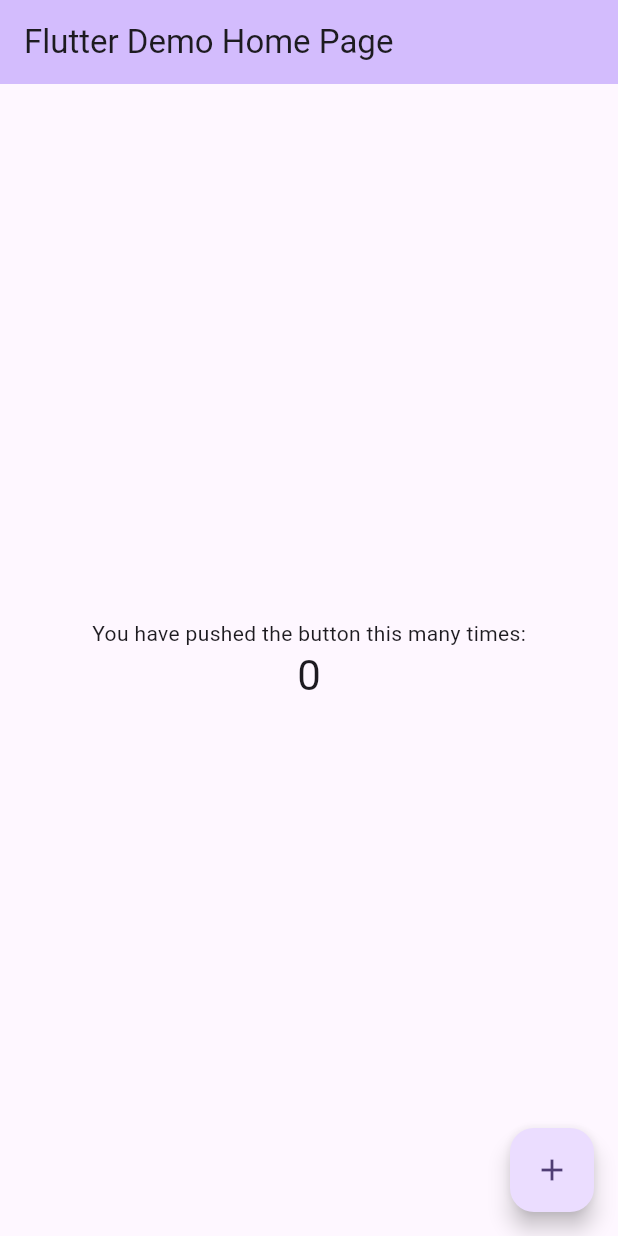
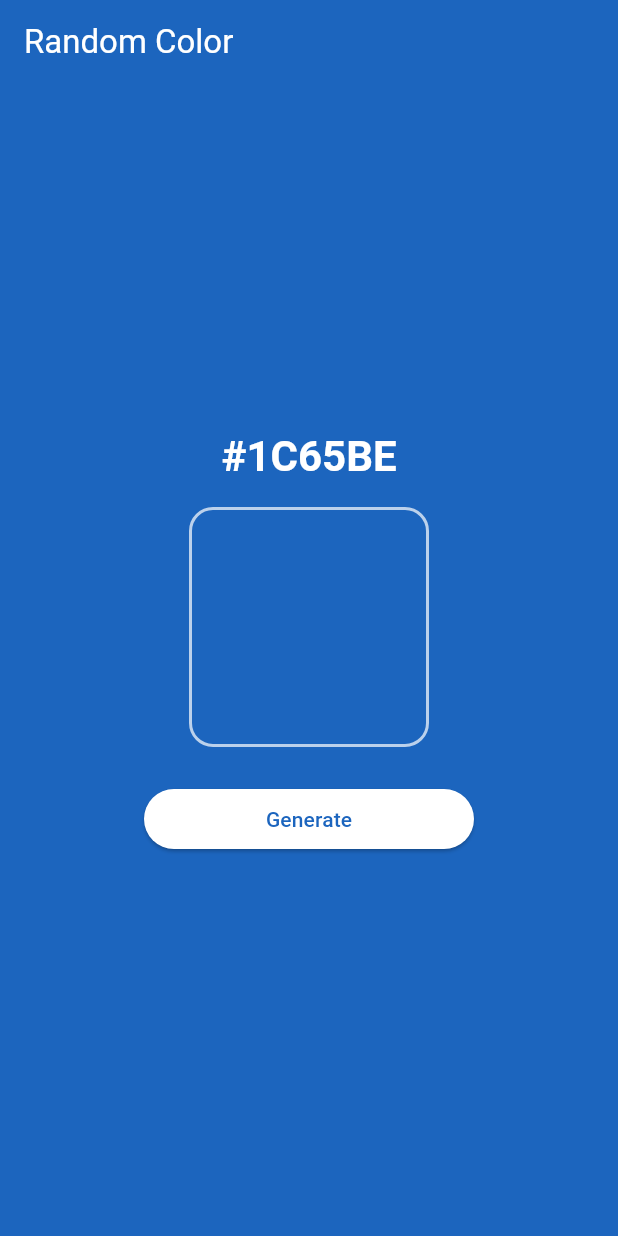
Before and after one commit to Sqooby/ColorChangedTask, a Flutter app: the screen it shows after launch, on a phone screen of 412 x 824 dp. Run offline on Flutter 3.47's test engine with Material 3 defaults, Android fonts, the phone set to English and light mode, and no system bars.

Commit message:
Add random color UI with Provider and widget split

```diff
--- a/lib/main.dart
+++ b/lib/main.dart
@@ -1,4 +1,10 @@
 import 'package:flutter/material.dart';
+import 'package:provider/provider.dart';
+
+import 'color/color_generator.dart';
+import 'strings/ui_strings.dart';
+import 'ui/color_screen.dart';
+import 'ui/state/color_controller.dart';
 
 void main() {
   runApp(const MyApp());
@@ -7,116 +13,20 @@ void main() {
 class MyApp extends StatelessWidget {
   const MyApp({super.key});
 
-  // This widget is the root of your application.
   @override
   Widget build(BuildContext context) {
     return MaterialApp(
-      title: 'Flutter Demo',
+      title: UiStrings.appName,
       theme: ThemeData(
-        // This is the theme of your application.
-        //
-        // TRY THIS: Try running your application with "flutter run". You'll see
-        // the application has a purple toolbar. Then, without quitting the app,
-        // try changing the seedColor in the colorScheme below to Colors.green
-        // and then invoke "hot reload" (save your changes or press the "hot
-        // reload" button in a Flutter-supported IDE, or press "r" if you used
-        // the command line to start the app).
-        //
-        // Notice that the counter didn't reset back to zero; the application
-        // state is not lost during the reload. To reset the state, use hot
-        // restart instead.
-        //
-        // This works for code too, not just values: Most code changes can be
-        // tested with just a hot reload.
         colorScheme: ColorScheme.fromSeed(seedColor: Colors.deepPurple),
+        useMaterial3: true,
       ),
-      home: const MyHomePage(title: 'Flutter Demo Home Page'),
+      home: ChangeNotifierProvider(
+        create: (_) => ColorController(
+          generator: RandomColorGenerator(),
+        ),
+        child: const ColorScreen(),
+      ),
     );
   }
 }
-
-class MyHomePage extends StatefulWidget {
-  const MyHomePage({super.key, required this.title});
-
-  // This widget is the home page of your application. It is stateful, meaning
-  // that it has a State object (defined below) that contains fields that affect
-  // how it looks.
-
-  // This class is the configuration for the state. It holds the values (in this
-  // case the title) provided by the parent (in this case the App widget) and
-  // used by the build method of the State. Fields in a Widget subclass are
-  // always marked "final".
-
-  final String title;
-
-  @override
-  State<MyHomePage> createState() => _MyHomePageState();
-}
-
-class _MyHomePageState extends State<MyHomePage> {
-  int _counter = 0;
-
-  void _incrementCounter() {
-    setState(() {
-      // This call to setState tells the Flutter framework that something has
-      // changed in this State, which causes it to rerun the build method below
-      // so that the display can reflect the updated values. If we changed
-      // _counter without calling setState(), then the build method would not be
-      // called again, and so nothing would appear to happen.
-      _counter++;
-    });
-  }
-
-  @override
-  Widget build(BuildContext context) {
-    // This method is rerun every time setState is called, for instance as done
-    // by the _incrementCounter method above.
-    //
-    // The Flutter framework has been optimized to make rerunning build methods
-    // fast, so that you can just rebuild anything that needs updating rather
-    // than having to individually change instances of widgets.
-    return Scaffold(
-      appBar: AppBar(
-        // TRY THIS: Try changing the color here to a specific color (to
-        // Colors.amber, perhaps?) and trigger a hot reload to see the AppBar
-        // change color while the other colors stay the same.
-        backgroundColor: Theme.of(context).colorScheme.inversePrimary,
-        // Here we take the value from the MyHomePage object that was created by
-        // the App.build method, and use it to set our appbar title.
-        title: Text(widget.title),
-      ),
-      body: Center(
-        // Center is a layout widget. It takes a single child and positions it
-        // in the middle of the parent.
-        child: Column(
-          // Column is also a layout widget. It takes a list of children and
-          // arranges them vertically. By default, it sizes itself to fit its
-          // children horizontally, and tries to be as tall as its parent.
-          //
-          // Column has various properties to control how it sizes itself and
-          // how it positions its children. Here we use mainAxisAlignment to
-          // center the children vertically; the main axis here is the vertical
-          // axis because Columns are vertical (the cross axis would be
-          // horizontal).
-          //
-          // TRY THIS: Invoke "debug painting" (choose the "Toggle Debug Paint"
-          // action in the IDE, or press "p" in the console), to see the
-          // wireframe for each widget.
-          mainAxisAlignment: MainAxisAlignment.center,
-          children: <Widget>[
-            const Text('You have pushed the button this many times:'),
-            Text(
-              '$_counter',
-              style: Theme.of(context).textTheme.headlineMedium,
-            ),
-          ],
-        ),
-      ),
-      floatingActionButton: FloatingActionButton(
-        onPressed: _incrementCounter,
-        tooltip: 'Increment',
-        child: const Icon(Icons.add),
-      ), // This trailing comma makes auto-formatting nicer for build methods.
-    );
-  }
-}
--- /dev/null
+++ b/lib/strings/ui_strings.dart
@@ -0,0 +1,8 @@
+/// User-visible copy for the app (single place, no scattered literals).
+abstract final class UiStrings {
+  UiStrings._();
+
+  static const appName = 'Random Color';
+
+  static const generateColor = 'Generate';
+}
--- /dev/null
+++ b/lib/ui/color_screen.dart
@@ -0,0 +1,30 @@
+import 'package:flutter/material.dart';
+import 'package:provider/provider.dart';
+
+import 'state/color_controller.dart';
+import 'widgets/random_color_app_bar.dart';
+import 'widgets/random_color_body.dart';
+
+class ColorScreen extends StatelessWidget {
+  const ColorScreen({super.key});
+
+  @override
+  Widget build(BuildContext context) {
+    final controller = context.watch<ColorController>();
+
+    final textColor = controller.textColor;
+    final topPadding = MediaQuery.of(context).padding.top + kToolbarHeight;
+
+    return Scaffold(
+      extendBodyBehindAppBar: true,
+      appBar: RandomColorAppBar(foregroundColor: textColor),
+      body: RandomColorBody(
+        backgroundColor: controller.color,
+        textColor: textColor,
+        hex: controller.hex,
+        topPadding: topPadding,
+        onGenerate: controller.generateNext,
+      ),
+    );
+  }
+}
--- /dev/null
+++ b/lib/ui/keys/color_screen_keys.dart
@@ -0,0 +1,7 @@
+import 'package:flutter/foundation.dart';
+
+abstract final class ColorScreenKeys {
+  ColorScreenKeys._();
+
+  static const generateButton = ValueKey<String>('color_screen_generate');
+}
--- /dev/null
+++ b/lib/ui/layout/color_screen_layout.dart
@@ -0,0 +1,18 @@
+abstract final class ColorScreenLayout {
+  ColorScreenLayout._();
+
+  static const backgroundAnimation = Duration(milliseconds: 250);
+
+  static const contentPaddingHorizontal = 24.0;
+  static const contentPaddingBottom = 24.0;
+
+  static const hexToPreviewGap = 16.0;
+  static const previewToButtonGap = 24.0;
+
+  static const previewSize = 160.0;
+  static const previewBorderRadius = 16.0;
+  static const previewBorderWidth = 2.0;
+  static const previewBorderOpacity = 0.7;
+
+  static const generateButtonWidth = 220.0;
+}
--- /dev/null
+++ b/lib/ui/state/color_controller.dart
@@ -0,0 +1,24 @@
+import 'package:flutter/material.dart';
+
+import '../../color/color_generator.dart';
+import '../../utils/color_utils.dart';
+
+class ColorController extends ChangeNotifier {
+  ColorController({required ColorGenerator generator}) : _generator = generator {
+    _color = _generator.generate();
+  }
+
+  final ColorGenerator _generator;
+  late Color _color;
+
+  Color get color => _color;
+
+  String get hex => colorToHexRgb(_color);
+
+  Color get textColor => readableTextColor(_color);
+
+  void generateNext() {
+    _color = _generator.generate();
+    notifyListeners();
+  }
+}
--- /dev/null
+++ b/lib/ui/widgets/color_preview_square.dart
@@ -0,0 +1,32 @@
+import 'package:flutter/material.dart';
+
+import '../layout/color_screen_layout.dart';
+
+class ColorPreviewSquare extends StatelessWidget {
+  const ColorPreviewSquare({
+    required this.fillColor,
+    required this.borderColor,
+    super.key,
+  });
+
+  final Color fillColor;
+  final Color borderColor;
+
+  @override
+  Widget build(BuildContext context) {
+    return Container(
+      width: ColorScreenLayout.previewSize,
+      height: ColorScreenLayout.previewSize,
+      decoration: BoxDecoration(
+        color: fillColor,
+        borderRadius: BorderRadius.circular(ColorScreenLayout.previewBorderRadius),
+        border: Border.all(
+          color: borderColor.withValues(
+            alpha: borderColor.a * ColorScreenLayout.previewBorderOpacity,
+          ),
+          width: ColorScreenLayout.previewBorderWidth,
+        ),
+      ),
+    );
+  }
+}
--- /dev/null
+++ b/lib/ui/widgets/generate_color_button.dart
@@ -0,0 +1,34 @@
+import 'package:flutter/material.dart';
+
+import '../../strings/ui_strings.dart';
+import '../keys/color_screen_keys.dart';
+import '../layout/color_screen_layout.dart';
+
+class GenerateColorButton extends StatelessWidget {
+  const GenerateColorButton({
+    required this.onPressed,
+    required this.backgroundColor,
+    required this.foregroundColor,
+    super.key,
+  });
+
+  final VoidCallback onPressed;
+  final Color backgroundColor;
+  final Color foregroundColor;
+
+  @override
+  Widget build(BuildContext context) {
+    return SizedBox(
+      width: ColorScreenLayout.generateButtonWidth,
+      child: ElevatedButton(
+        key: ColorScreenKeys.generateButton,
+        onPressed: onPressed,
+        style: ElevatedButton.styleFrom(
+          backgroundColor: backgroundColor,
+          foregroundColor: foregroundColor,
+        ),
+        child: const Text(UiStrings.generateColor),
+      ),
+    );
+  }
+}
--- /dev/null
+++ b/lib/ui/widgets/hex_color_label.dart
@@ -0,0 +1,24 @@
+import 'package:flutter/material.dart';
+
+class HexColorLabel extends StatelessWidget {
+  const HexColorLabel({
+    required this.hex,
+    required this.textColor,
+    super.key,
+  });
+
+  final String hex;
+  final Color textColor;
+
+  @override
+  Widget build(BuildContext context) {
+    return Text(
+      hex,
+      style: Theme.of(context).textTheme.headlineMedium?.copyWith(
+            color: textColor,
+            fontWeight: FontWeight.w700,
+          ),
+      textAlign: TextAlign.center,
+    );
+  }
+}
--- /dev/null
+++ b/lib/ui/widgets/random_color_app_bar.dart
@@ -0,0 +1,25 @@
+import 'package:flutter/material.dart';
+
+import '../../strings/ui_strings.dart';
+
+class RandomColorAppBar extends StatelessWidget implements PreferredSizeWidget {
+  const RandomColorAppBar({
+    required this.foregroundColor,
+    super.key,
+  });
+
+  final Color foregroundColor;
+
+  @override
+  Size get preferredSize => const Size.fromHeight(kToolbarHeight);
+
+  @override
+  Widget build(BuildContext context) {
+    return AppBar(
+      title: const Text(UiStrings.appName),
+      backgroundColor: Colors.transparent,
+      elevation: 0,
+      foregroundColor: foregroundColor,
+    );
+  }
+}
--- /dev/null
+++ b/lib/ui/widgets/random_color_body.dart
@@ -0,0 +1,58 @@
+import 'package:flutter/material.dart';
+
+import '../layout/color_screen_layout.dart';
+import 'color_preview_square.dart';
+import 'generate_color_button.dart';
+import 'hex_color_label.dart';
+
+class RandomColorBody extends StatelessWidget {
+  const RandomColorBody({
+    required this.backgroundColor,
+    required this.textColor,
+    required this.hex,
+    required this.topPadding,
+    required this.onGenerate,
+    super.key,
+  });
+
+  final Color backgroundColor;
+  final Color textColor;
+  final String hex;
+  final double topPadding;
+  final VoidCallback onGenerate;
+
+  @override
+  Widget build(BuildContext context) {
+    return AnimatedContainer(
+      duration: ColorScreenLayout.backgroundAnimation,
+      width: double.infinity,
+      height: double.infinity,
+      color: backgroundColor,
+      padding: EdgeInsets.only(
+        top: topPadding,
+        left: ColorScreenLayout.contentPaddingHorizontal,
+        right: ColorScreenLayout.contentPaddingHorizontal,
+        bottom: ColorScreenLayout.contentPaddingBottom,
+      ),
+      child: Center(
+        child: Column(
+          mainAxisSize: MainAxisSize.min,
+          children: [
+            HexColorLabel(hex: hex, textColor: textColor),
+            const SizedBox(height: ColorScreenLayout.hexToPreviewGap),
+            ColorPreviewSquare(
+              fillColor: backgroundColor,
+              borderColor: textColor,
+            ),
+            const SizedBox(height: ColorScreenLayout.previewToButtonGap),
+            GenerateColorButton(
+              onPressed: onGenerate,
+              backgroundColor: textColor,
+              foregroundColor: backgroundColor,
+            ),
+          ],
+        ),
+      ),
+    );
+  }
+}
```
